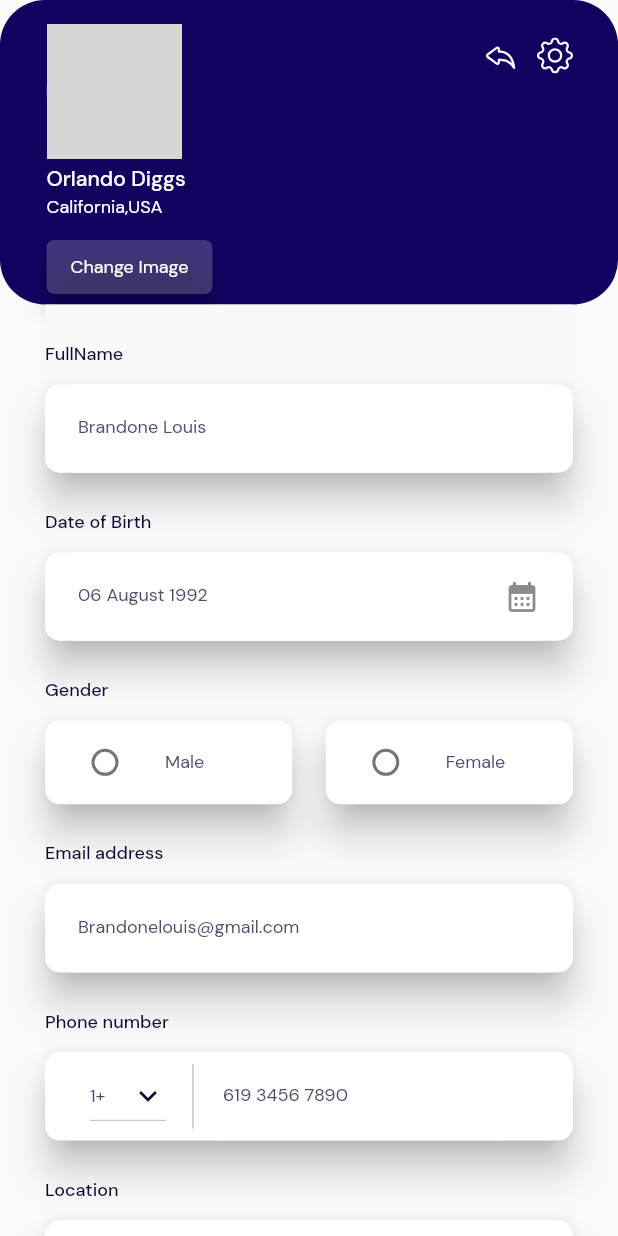
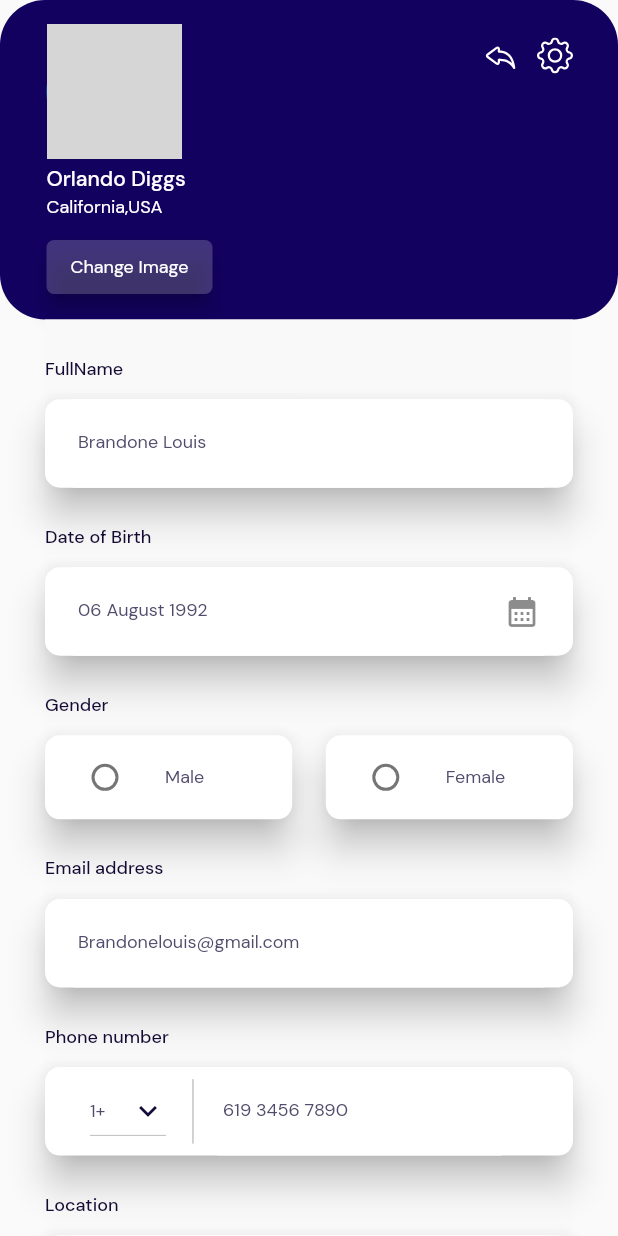
Before and after one commit to pokharelarbin/profie, a Flutter app: the screen it shows after launch, on a phone screen of 412 x 824 dp. Run offline on Flutter 3.47's test engine with Material 2 defaults, Android fonts, the phone set to English and light mode, and no system bars; our stand-ins replace bootstrap_icons, flutter_screenutil, google_fonts; network calls fail; grey boxes are pictures that could not be loaded.

Commit message:
Line below

```diff
--- a/lib/profile.dart
+++ b/lib/profile.dart
@@ -104,7 +104,9 @@ class _ProfileState extends State<Profile> {
                         style: style21,
                       ),
                       _sizedBox(height: 0.01),
-                      ElevatedButton(
+                      Padding(
+                        padding: const EdgeInsets.only(bottom: 10),
+                        child: ElevatedButton(
                           onPressed: () {},
                           style: ElevatedButton.styleFrom(
                             elevation: 6,
@@ -114,6 +116,7 @@ class _ProfileState extends State<Profile> {
                             ),
                           ),
                           child: Text('Change Image', style: style21),
+                        ),
                       ),
                     ],
                   ),
@@ -414,6 +417,7 @@ class _ProfileState extends State<Profile> {
             () {
               _selected = value;
             },
+
           ),
         ),
       ),
```
Lines whose indentation alone changed are shown as unchanged.
